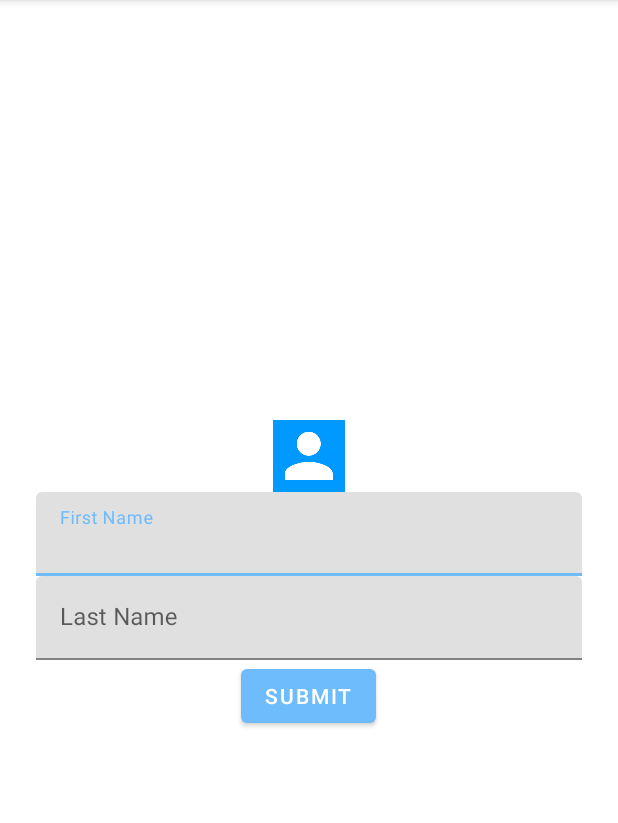
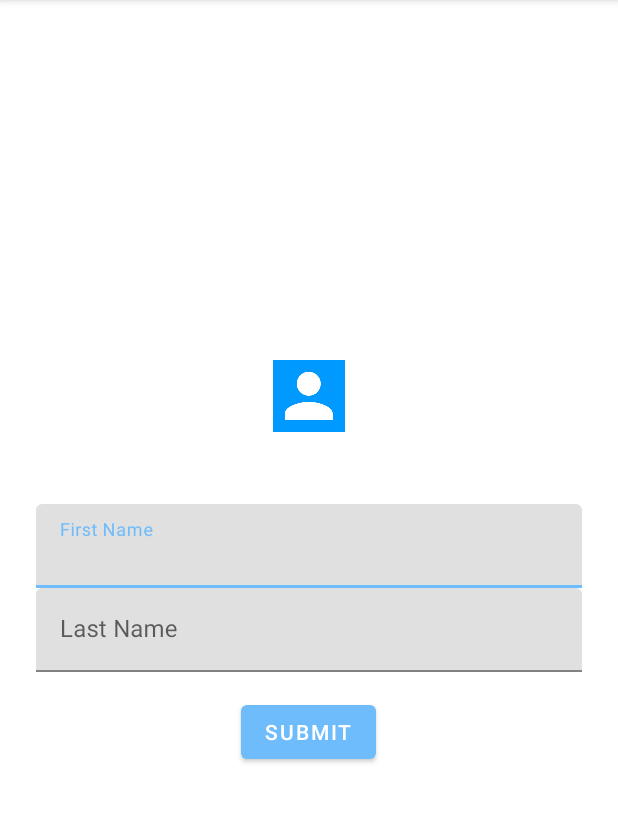
Before and after one commit to ohadzr/SocialMoneyExchange, an Android app: the fragment NewUserFragment shown on its own in the app's theme, on a phone screen of 412 x 824 dp, the part 84-907 px from its top. Run offline under Robolectric (Android 15) with nearby library versions, the phone set to English and light mode, and no system bars; our stand-ins replace Firebase (no records; nobody signed in at launch, a user with empty details on screens opened directly), data binding; Roboto replaces fonts that are not available here.

Commit message:
Logo, new user, public profile fragments, changed navigation graph

```diff
--- a/app/build.gradle
+++ b/app/build.gradle
@@ -70,6 +70,7 @@ dependencies {
     implementation 'com.google.android.material:material:1.1.0-rc01'
     implementation 'com.toptoche.searchablespinner:searchablespinnerlibrary:1.3.1'
     implementation 'androidx.recyclerview:recyclerview:1.1.0'
+    implementation 'com.google.firebase:firebase-database:19.2.0'
 
 
 }
--- a/app/src/main/java/il/ac/technion/socialmoneyexchange/MainActivity.kt
+++ b/app/src/main/java/il/ac/technion/socialmoneyexchange/MainActivity.kt
@@ -36,6 +36,7 @@ class MainActivity : AppCompatActivity(), NavigationView.OnNavigationItemSelecte
     private lateinit var appBarConfiguration: AppBarConfiguration
     private lateinit var navController : NavController
     private val viewModel by viewModels<LoginViewModel>()
+
 
     override fun onCreate(savedInstanceState: Bundle?) {
         super.onCreate(savedInstanceState)
--- a/app/src/main/java/il/ac/technion/socialmoneyexchange/NewUserFragment.kt
+++ b/app/src/main/java/il/ac/technion/socialmoneyexchange/NewUserFragment.kt
@@ -1,29 +1,67 @@
 package il.ac.technion.socialmoneyexchange
 
-import android.content.Context
-import android.net.Uri
 import android.os.Bundle
+import android.util.Log
 import androidx.fragment.app.Fragment
 import android.view.LayoutInflater
 import android.view.View
 import android.view.ViewGroup
+import android.widget.Toast
+import androidx.databinding.DataBindingUtil
+import androidx.navigation.fragment.findNavController
+import com.google.firebase.auth.FirebaseAuth
+import com.google.firebase.auth.FirebaseUser
+import com.google.firebase.database.*
+import il.ac.technion.socialmoneyexchange.databinding.FragmentNewUserBinding
 
 
 class NewUserFragment : Fragment() {
 
+    private lateinit var database: FirebaseDatabase
+
     override fun onCreate(savedInstanceState: Bundle?) {
         super.onCreate(savedInstanceState)
+        database = FirebaseDatabase.getInstance()
 
     }
+
+    private lateinit var binding: FragmentNewUserBinding
 
     override fun onCreateView(
         inflater: LayoutInflater, container: ViewGroup?,
         savedInstanceState: Bundle?
     ): View? {
         // Inflate the layout for this fragment
-        return inflater.inflate(R.layout.fragment_new_user, container, false)
+        binding = DataBindingUtil.inflate(inflater, R.layout.fragment_new_user, container, false)
+
+        return binding.root
     }
 
 
 
+    override fun onViewCreated(view: View, savedInstanceState: Bundle?) {
+        super.onViewCreated(view, savedInstanceState)
+
+        binding.nextButton.setOnClickListener{
+
+            hideKeyboard()
+
+            val firstName = binding.firstNameText.text.toString()
+            val lastName = binding.lastNameText.text.toString()
+            if (firstName == "" || lastName == "") {
+                Toast.makeText(requireContext(), "Please fill all fields", Toast.LENGTH_SHORT).show()
+            }
+            else {
+
+                val userInfo = User(firstName, lastName)
+                val currentFirebaseUser: FirebaseUser? = FirebaseAuth.getInstance().currentUser
+                val userId = currentFirebaseUser!!.uid
+                val userRef: DatabaseReference = database.getReference("users").child(userId)
+                userRef.setValue(userInfo)
+                findNavController().popBackStack()
+
+            }
+        }
+    }
+
 }
--- a/app/src/main/res/layout/fragment_new_user.xml
+++ b/app/src/main/res/layout/fragment_new_user.xml
@@ -1,7 +1,8 @@
 <?xml version="1.0" encoding="utf-8"?>
-<ScrollView xmlns:android="http://schemas.android.com/apk/res/android"
+<layout xmlns:android="http://schemas.android.com/apk/res/android"
     xmlns:app="http://schemas.android.com/apk/res-auto"
-    xmlns:tools="http://schemas.android.com/tools"
+    xmlns:tools="http://schemas.android.com/tools">
+    <ScrollView
         android:layout_width="match_parent"
         android:layout_height="match_parent"
 
@@ -22,7 +23,9 @@
                 android:layout_width="wrap_content"
                 android:layout_height="wrap_content"
                 android:layout_gravity="center_horizontal"
+                android:layout_marginBottom="48dp"
                 android:background="@color/colorAccent"
+                android:contentDescription="@string/public_user_image"
                 app:srcCompat="@drawable/ic_person_white"
                 tools:src="@drawable/ic_person_white" />
 
@@ -33,10 +36,12 @@
                 android:hint="@string/first_name">
 
                 <com.google.android.material.textfield.TextInputEditText
+                    android:id="@+id/first_name_text"
                     android:layout_width="match_parent"
                     android:layout_height="wrap_content"
+                    android:digits="abcdefghijklmnopqrstuvwxyzABCDEFGHIJKLMNOPQRSTUVWXYZ"
                     android:inputType="text"
-                android:maxLength="15"
+                    android:maxLength="20"
                     android:maxLines="1" />
             </com.google.android.material.textfield.TextInputLayout>
 
@@ -47,10 +52,12 @@
                 android:hint="@string/last_name">
 
                 <com.google.android.material.textfield.TextInputEditText
+                    android:id="@+id/last_name_text"
                     android:layout_width="match_parent"
                     android:layout_height="wrap_content"
+                    android:digits="abcdefghijklmnopqrstuvwxyzABCDEFGHIJKLMNOPQRSTUVWXYZ"
                     android:inputType="text"
-                android:maxLength="15"
+                    android:maxLength="20"
                     android:maxLines="1" />
             </com.google.android.material.textfield.TextInputLayout>
 
@@ -59,7 +66,9 @@
                 style="@style/Widget.MaterialComponents.Button"
                 android:layout_width="wrap_content"
                 android:layout_height="wrap_content"
-            android:text="@string/new_user_button_submit"
-            android:layout_gravity="center"/>
+                android:layout_gravity="center"
+                android:layout_margin="16dp"
+                android:text="@string/new_user_button_submit" />
         </LinearLayout>
     </ScrollView>
+</layout>
```
Also changed, not shown: app/src/main/java/il/ac/technion/socialmoneyexchange/ContextExtensions.kt (added, +20 -0 lines), app/src/main/java/il/ac/technion/socialmoneyexchange/LogoFragment.kt (added, +46 -0 lines), app/src/main/java/il/ac/technion/socialmoneyexchange/MainFragment.kt (+43 -11 lines), app/src/main/java/il/ac/technion/socialmoneyexchange/User.kt (added, +9 -0 lines), app/src/main/java/il/ac/technion/socialmoneyexchange/UserProfilePublicFragment.kt (+32 -2 lines), app/src/main/res/layout/fragment_logo.xml (added, +21 -0 lines), app/src/main/res/layout/fragment_main.xml (+5 -4 lines), app/src/main/res/layout/fragment_user_profile_public.xml (+5 -3 lines), app/src/main/res/navigation/nav_graph.xml (+14 -0 lines). Lines whose indentation alone changed are shown as unchanged.
